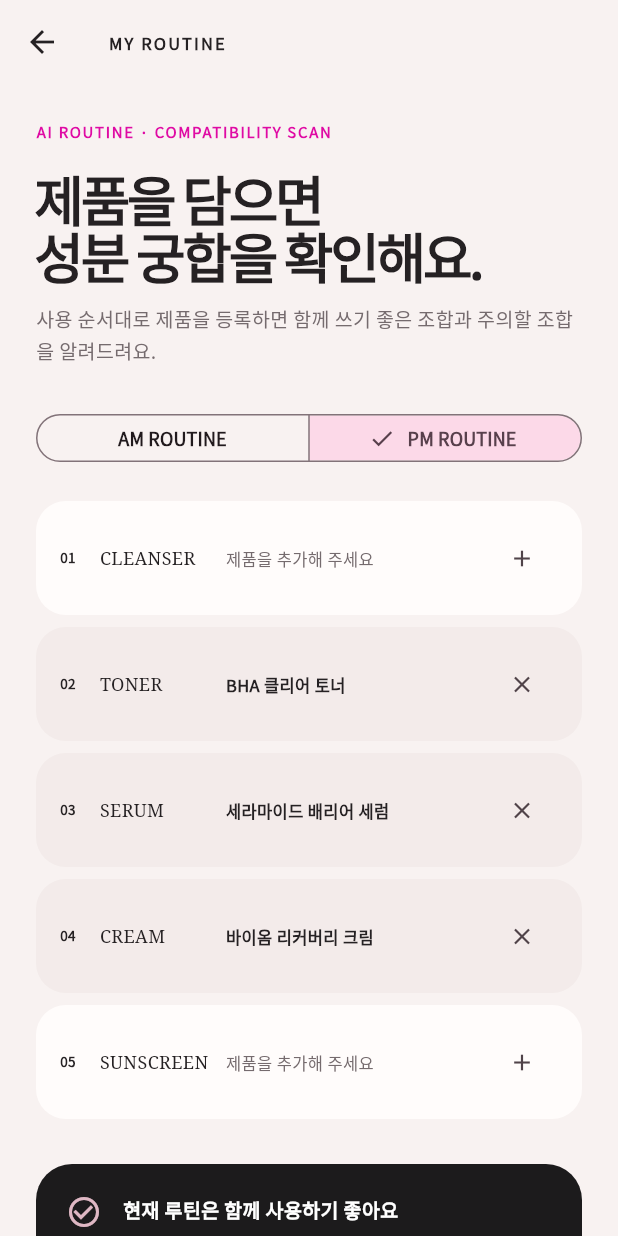
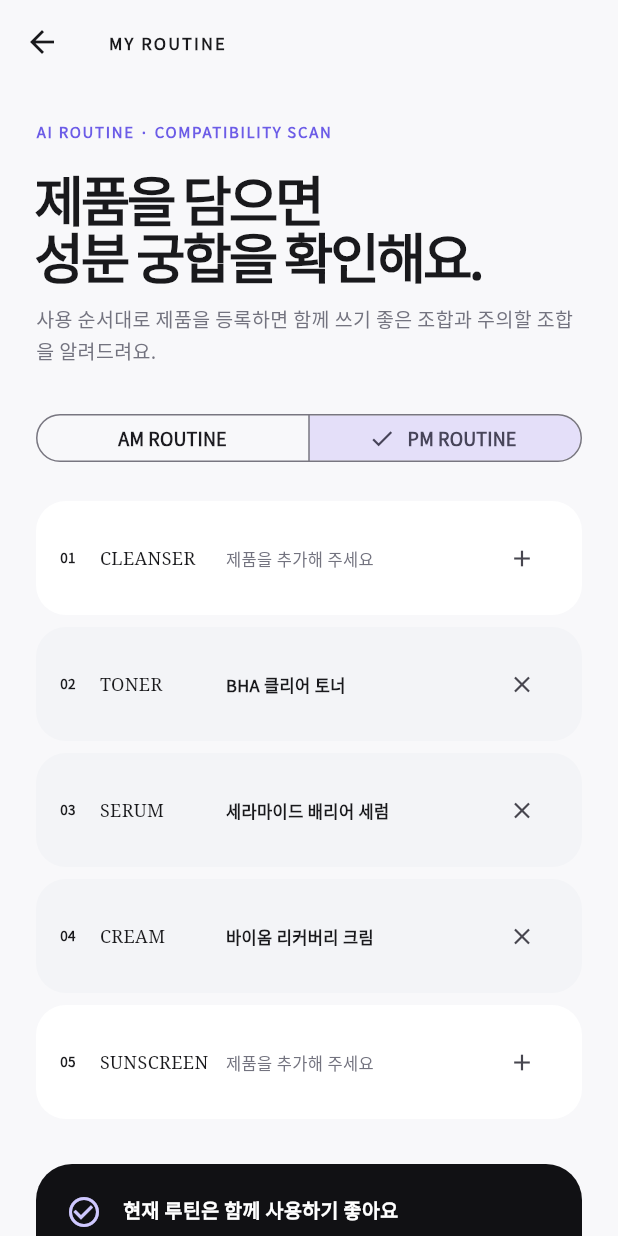
Before and after one commit to traitnlog-hue/pharma-beauty-flutter, a Flutter app: the screen it shows after launch, scrolled down 576 dp, after a tap on "루틴 만들기", on a phone screen of 412 x 824 dp. Run offline on Flutter 3.47's test engine with Material 3 defaults, Android fonts, the phone set to English and light mode, and no system bars.

Commit message:
style: switch brand system to clinical violet

```diff
--- a/lib/screens/app_shell.dart
+++ b/lib/screens/app_shell.dart
@@ -169,14 +169,14 @@ class _AppShellState extends State<AppShell> {
               key: const Key('pharmacist-chat-fab'),
               heroTag: 'pharmacist-chat',
               onPressed: openPharmacistChat,
-              backgroundColor: AppColors.ink,
+              backgroundColor: AppColors.fuchsia,
               foregroundColor: Colors.white,
               elevation: 8,
               icon: const CircleAvatar(
                 radius: 16,
                 backgroundColor: AppColors.blush,
                 backgroundImage: AssetImage(
-                    'assets/characters/pharmacist-lia-pink-glam.png'),
+                    'assets/characters/pharmacist-lia-clinical-violet.png'),
               ),
               label: const Text('약사에게 물어보기',
                   style: TextStyle(fontSize: 10, fontWeight: FontWeight.w900)),
--- a/lib/screens/discover_screen.dart
+++ b/lib/screens/discover_screen.dart
@@ -157,7 +157,7 @@ class _DiscoverScreenState extends State<DiscoverScreen> {
                     ? const ['현재 알려진 주요 충돌 조합이 적어요']
                     : ingredient.cautionWith,
                 icon: Icons.bolt_rounded,
-                color: const Color(0xFFFFE3DC),
+                color: AppColors.blush,
               ),
               const SizedBox(height: 24),
               FilledButton.icon(
--- a/lib/screens/discover_sections.dart
+++ b/lib/screens/discover_sections.dart
@@ -11,7 +11,7 @@ class _TrendHero extends StatelessWidget {
         decoration: BoxDecoration(
           borderRadius: BorderRadius.circular(32),
           gradient: const LinearGradient(
-              colors: [Color(0xFF4F4548), Color(0xFF8E7479), Color(0xFFC99BAA)],
+              colors: [AppColors.deep, AppColors.berry, AppColors.fuchsia],
               begin: Alignment.topLeft,
               end: Alignment.bottomRight),
           border: Border.all(color: Colors.white, width: .7),
@@ -48,7 +48,7 @@ class _TrendHero extends StatelessWidget {
               const SizedBox(height: 12),
               const Text('백과사전처럼 쌓아두지 않고, 지금 주목받는 성분과\n나에게 필요한 다음 루틴을 에디트해드려요.',
                   style: TextStyle(
-                      color: Color(0xFFF9E5ED),
+                      color: Color(0xFFF0EEFF),
                       height: 1.55,
                       fontWeight: FontWeight.w600)),
               const SizedBox(height: 26),
--- a/lib/screens/home_sections.dart
+++ b/lib/screens/home_sections.dart
@@ -61,7 +61,7 @@ class _AskPharmacist extends StatelessWidget {
                       flex: 42,
                       child: Stack(fit: StackFit.expand, children: [
                         Image.asset(
-                          'assets/characters/pharmacist-lia-pink-glam.png',
+                          'assets/characters/pharmacist-lia-clinical-violet.png',
                           fit: BoxFit.cover,
                           alignment: const Alignment(.05, -.32),
                         ),
@@ -110,9 +110,9 @@ class _Hero extends StatelessWidget {
             ),
             child: Stack(fit: StackFit.expand, children: [
               Image.asset(
-                'assets/editorial/dusty-surreal-hero.png',
+                'assets/editorial/clinical-violet-hero.png',
                 fit: BoxFit.cover,
-                alignment: wide ? const Alignment(.45, 0) : Alignment.center,
+                alignment: wide ? const Alignment(.25, 0) : Alignment.center,
               ),
               DecoratedBox(
                 decoration: BoxDecoration(
@@ -121,16 +121,16 @@ class _Hero extends StatelessWidget {
                     end: Alignment.bottomCenter,
                     colors: wide
                         ? const [
-                            Color(0xD91C1B1C),
-                            Color(0x801C1B1C),
+                            Color(0xD9111114),
+                            Color(0x7A4B3FA8),
                             Colors.transparent,
-                            Color(0x401C1B1C)
+                            Color(0x30111114)
                           ]
                         : const [
                             Colors.transparent,
-                            Color(0x121C1B1C),
-                            Color(0x991C1B1C),
-                            Color(0xE61C1B1C)
+                            Color(0x126C5CE7),
+                            Color(0xB04B3FA8),
+                            Color(0xEE111114)
                           ],
                     stops: const [0, .36, .72, 1],
                   ),
@@ -169,7 +169,7 @@ class _Hero extends StatelessWidget {
                       child: const Text(
                         '복잡한 질문 없이 3분이면 충분해요.\n내 피부가 원하는 케어부터 확인해보세요.',
                         style: TextStyle(
-                            color: Color(0xFFF7EFED),
+                            color: Color(0xFFF4F2FF),
                             fontSize: 14,
                             height: 1.55,
                             fontWeight: FontWeight.w600),
@@ -178,7 +178,7 @@ class _Hero extends StatelessWidget {
                     const SizedBox(height: 18),
                     FilledButton.icon(
                       style: FilledButton.styleFrom(
-                          backgroundColor: AppColors.ink,
+                          backgroundColor: AppColors.fuchsia,
                           foregroundColor: Colors.white,
                           minimumSize: const Size(0, 50),
                           side: BorderSide(
--- a/lib/screens/pharmacist_chat_screen.dart
+++ b/lib/screens/pharmacist_chat_screen.dart
@@ -191,8 +191,8 @@ class _LiaAvatar extends StatelessWidget {
   Widget build(BuildContext context) => CircleAvatar(
         radius: radius,
         backgroundColor: AppColors.oatmeal,
-        backgroundImage:
-            const AssetImage('assets/characters/pharmacist-lia-pink-glam.png'),
+        backgroundImage: const AssetImage(
+            'assets/characters/pharmacist-lia-clinical-violet.png'),
       );
 }
 
--- a/lib/screens/routine_builder_screen.dart
+++ b/lib/screens/routine_builder_screen.dart
@@ -184,7 +184,7 @@ class _RoutineStatus extends StatelessWidget {
   Widget build(BuildContext context) => Container(
         padding: const EdgeInsets.all(20),
         decoration: BoxDecoration(
-          color: warning ? const Color(0xFFFFE3DC) : AppColors.deep,
+          color: warning ? AppColors.blush : AppColors.deep,
           borderRadius: BorderRadius.circular(24),
         ),
         child: Row(crossAxisAlignment: CrossAxisAlignment.start, children: [
--- a/lib/theme.dart
+++ b/lib/theme.dart
@@ -2,34 +2,34 @@ import 'package:flutter/cupertino.dart';
 import 'package:flutter/material.dart';
 
 abstract final class AppColors {
-  // Dusty Surreal × Soft Futurism × Clinical Trust
-  static const ink = Color(0xFF252123);
-  static const deep = Color(0xFF1C1B1C);
-  static const paper = Color(0xFFF8F2F1);
-  static const paper2 = Color(0xFFEEE6E4);
-  static const surface = Color(0xFFFFFCFB);
-  static const pearl = Color(0xFFFFFAF7);
-  static const blush = Color(0xFFF0D6DE);
-  static const ballerina = Color(0xFFE8BDC9);
-  static const rose = Color(0xFFC78696);
+  // Clinical White × Cool Gray × Glassy Purple
+  static const ink = Color(0xFF19191C);
+  static const deep = Color(0xFF111114);
+  static const paper = Color(0xFFF8F8FA);
+  static const paper2 = Color(0xFFECECF1);
+  static const surface = Color(0xFFFFFFFF);
+  static const pearl = Color(0xFFFCFCFE);
+  static const blush = Color(0xFFE9E6FF);
+  static const ballerina = Color(0xFFCFC8FF);
+  static const rose = Color(0xFFA89DEB);
 
-  /// PHARMA BEAUTY signature — Rose Dragée.
-  static const fuchsia = Color(0xFFDF0AA4);
-  static const champagne = Color(0xFFC9A98F);
-  static const roseGold = Color(0xFFC79B94);
-  static const berry = Color(0xFF5C2941);
-  static const muted = Color(0xFF756B6E);
-  static const line = Color(0x24252123);
+  /// PHARMA BEAUTY signature violet.
+  static const fuchsia = Color(0xFF6C5CE7);
+  static const champagne = Color(0xFFC8CAD2);
+  static const roseGold = Color(0xFFB9B4D7);
+  static const berry = Color(0xFF4B3FA8);
+  static const muted = Color(0xFF73737F);
+  static const line = Color(0x2419191C);
 
   // Semantic compatibility aliases used by feature screens.
-  static const mint = Color(0xFFEDE4E2);
-  static const sage = Color(0xFFA99691);
-  static const oatmeal = Color(0xFFE9D8D1);
-  static const lime = Color(0xFFDFB8C4);
+  static const mint = Color(0xFFEEF0F3);
+  static const sage = Color(0xFF9C9DA8);
+  static const oatmeal = Color(0xFFE8E8EC);
+  static const lime = Color(0xFFCFC8FF);
   static const violet = fuchsia;
-  static const cyan = Color(0xFFD4C9D0);
-  static const coral = Color(0xFFD49A93);
-  static const butter = Color(0xFFE8D1B9);
+  static const cyan = Color(0xFFE4E6F0);
+  static const coral = Color(0xFFD9D4FF);
+  static const butter = Color(0xFFF0F0F3);
 }
 
 ThemeData buildAppTheme() {
@@ -68,8 +68,8 @@ ThemeData buildAppTheme() {
     scaffoldBackgroundColor: AppColors.paper,
     colorScheme: ColorScheme.fromSeed(
       seedColor: AppColors.fuchsia,
-      primary: AppColors.ink,
-      secondary: AppColors.fuchsia,
+      primary: AppColors.fuchsia,
+      secondary: AppColors.berry,
       tertiary: AppColors.champagne,
       surface: AppColors.paper,
     ),
@@ -85,7 +85,7 @@ ThemeData buildAppTheme() {
     ),
     filledButtonTheme: FilledButtonThemeData(
       style: FilledButton.styleFrom(
-        backgroundColor: AppColors.ink,
+        backgroundColor: AppColors.fuchsia,
         foregroundColor: Colors.white,
         shape: const StadiumBorder(),
         padding: const EdgeInsets.symmetric(horizontal: 22, vertical: 18),
@@ -96,7 +96,7 @@ ThemeData buildAppTheme() {
       style: OutlinedButton.styleFrom(
         shape: const StadiumBorder(),
         padding: const EdgeInsets.symmetric(horizontal: 20, vertical: 16),
-        foregroundColor: AppColors.berry,
+        foregroundColor: AppColors.fuchsia,
         side: const BorderSide(color: AppColors.roseGold),
       ),
     ),
--- a/lib/widgets/brand_widgets.dart
+++ b/lib/widgets/brand_widgets.dart
@@ -19,20 +19,20 @@ class BrandLogo extends StatelessWidget {
           alignment: Alignment.center,
           decoration: BoxDecoration(
             gradient: const LinearGradient(
-                colors: [AppColors.ink, Color(0xFF4B4144)],
+                colors: [AppColors.berry, AppColors.fuchsia],
                 begin: Alignment.topLeft,
                 end: Alignment.bottomRight),
-            shape: BoxShape.circle,
-            border: Border.all(color: AppColors.fuchsia, width: 1.2),
+            borderRadius: BorderRadius.circular(12),
+            border: Border.all(color: Colors.white, width: 1.2),
             boxShadow: const [
               BoxShadow(
-                  color: Color(0x33DF0AA4),
+                  color: Color(0x336C5CE7),
                   blurRadius: 16,
                   offset: Offset(0, 6))
             ],
           ),
           child: const Icon(Icons.auto_awesome_rounded,
-              color: AppColors.fuchsia, size: 16),
+              color: Colors.white, size: 16),
         ),
         if (!compact) ...[
           const SizedBox(width: 9),
```
Also changed, not shown: assets/characters/pharmacist-lia-clinical-violet.png (added), assets/editorial/clinical-violet-hero.png (added).
